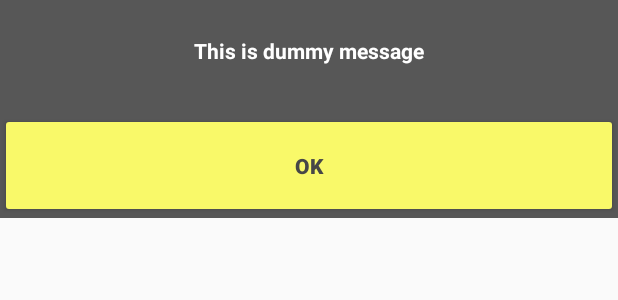
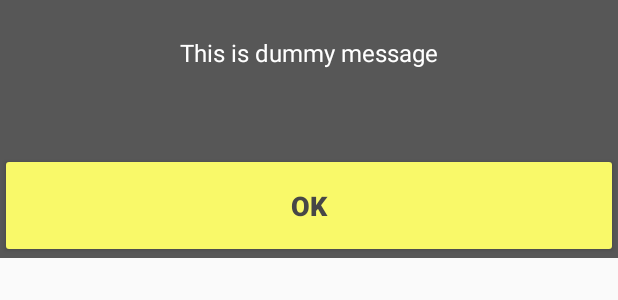
Before and after one commit to Balraaj/trip_meter, an Android app: the layout dialog_notification.xml on its own in the app's theme, with its tools: preview values and no code run, on a phone screen of 412 x 824 dp. Shown: the top 300 px of the screen. Run offline under Robolectric (Android 15) with nearby library versions, the phone set to English and light mode, and no system bars; Roboto replaces fonts that are not available here.

```diff
--- a/app/src/main/java/com/forall/tripmeter/common/Constants.kt
+++ b/app/src/main/java/com/forall/tripmeter/common/Constants.kt
@@ -2,6 +2,7 @@ package com.forall.tripmeter.common
 
 object Constants {
 
+    const val MAX_TRIPS = 42
     const val SPEED_CACHE_SIZE = 2
     const val ZERO_FLOAT = 0.0f
     const val ZERO = 0
--- a/app/src/main/java/com/forall/tripmeter/common/Utils.kt
+++ b/app/src/main/java/com/forall/tripmeter/common/Utils.kt
@@ -15,3 +15,5 @@ object Utils {
         return BigDecimal(meters / 1000.0).setScale(1, BigDecimal.ROUND_DOWN).toFloat()
     }
 }
+
+fun Float.inKmph(): Int = (this * 3.6).toInt()
--- a/app/src/main/java/com/forall/tripmeter/database/dao/TripDao.kt
+++ b/app/src/main/java/com/forall/tripmeter/database/dao/TripDao.kt
@@ -23,4 +23,7 @@ interface TripDao {
 
     @Query("DELETE FROM trip WHERE tripId = (SELECT MAX(tripId) FROM trip)")
     fun deleteLatestTrip(): Int
+
+    @Query("SELECT COUNT(*) FROM trip")
+    fun getTripCount(): Int
 }
--- a/app/src/main/java/com/forall/tripmeter/repository/Repository.kt
+++ b/app/src/main/java/com/forall/tripmeter/repository/Repository.kt
@@ -11,6 +11,7 @@ class Repository(private val db: Database,
     fun isTripActive(value: Boolean) { prefs.isTripActive = value }
 
     fun insertTrip(trip: Trip) = db.tripDao().insertTrip(trip)
+
     fun deleteLatestTrip() = db.tripDao().deleteLatestTrip()
 
     fun updateCurrentTrip(t: Trip) {
@@ -22,8 +23,12 @@ class Repository(private val db: Database,
 
     fun getLatestTrip() = db.tripDao().getLatestTrip()
 
+    fun getTripCount() =  db.tripDao().getTripCount()
+
     fun insertLocation(location: TripLocation) = db.locationDao().insertTripLocation(location)
+
     fun getLastKnownLocation() = db.locationDao().getLastKnownLocation()
+
     fun getLastKnownLocationNotLive(): TripLocation {
         return db.locationDao().getLastKnownLocationNotLive()
     }
--- a/app/src/main/res/layout/dialog_confirmation.xml
+++ b/app/src/main/res/layout/dialog_confirmation.xml
@@ -12,7 +12,7 @@
         android:layout_height="wrap_content"
         android:layout_margin="24dp"
         android:textColor="@color/white"
-        android:textStyle="bold"
+        android:textSize="16sp"
         android:textAlignment="center"
         tools:text="This is dummy message"
         app:layout_constraintStart_toStartOf="parent"
@@ -23,7 +23,7 @@
         android:id="@+id/btn_cancel"
         android:layout_width="0dp"
         android:layout_height="70dp"
-        android:layout_marginTop="32dp"
+        android:layout_marginTop="56dp"
         android:layout_marginBottom="8dp"
         android:layout_marginStart="16dp"
         android:backgroundTint="@color/bg_btn_cancel"
--- a/app/src/main/res/layout/dialog_notification.xml
+++ b/app/src/main/res/layout/dialog_notification.xml
@@ -11,8 +11,8 @@
         android:layout_width="0dp"
         android:layout_height="wrap_content"
         android:layout_margin="24dp"
+        android:textSize="16sp"
         android:textColor="@color/white"
-        android:textStyle="bold"
         android:textAlignment="center"
         tools:text="This is dummy message"
         app:layout_constraintStart_toStartOf="parent"
@@ -24,7 +24,8 @@
         android:id="@+id/btn_confirm"
         android:layout_width="0dp"
         android:layout_height="70dp"
-        android:layout_marginTop="32dp"
+        android:layout_marginTop="56dp"
+        android:textSize="18sp"
         android:backgroundTint="@color/colorPrimary"
         android:text="@string/btn_ok"
         android:textColor="@color/colorSecondary"
--- a/app/src/main/res/values/strings.xml
+++ b/app/src/main/res/values/strings.xml
@@ -38,4 +38,5 @@
     <string name="nav_how_to">HOW TO</string>
     <string name="trip_not_commited">Trip not recorded!\nMinimum distance of 0.5 KM is required.</string>
     <string name="label_acquiring_gps_lock">Acquiring GPS information, Please wait ...</string>
+    <string name="db_full">Sorry! you reached the limit\n to enjoy unlimited trip records and many more features please upgrade to TRIP METER PRO</string>
 </resources>
```
Also changed, not shown: app/src/main/java/com/forall/tripmeter/service/LocationService.kt (+10 -2 lines), app/src/main/java/com/forall/tripmeter/ui/home/HomeFragment.kt (+11 -2 lines), app/src/main/java/com/forall/tripmeter/ui/home/HomeViewModel.kt (+14 -4 lines).
